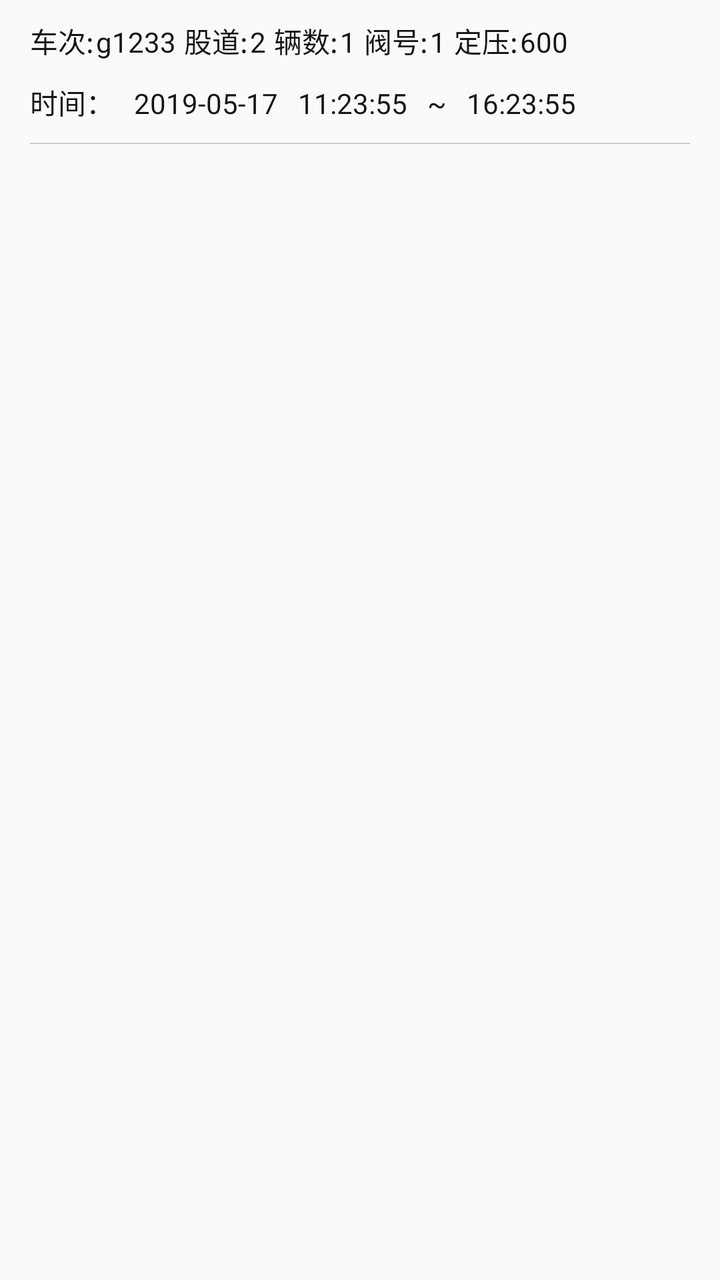
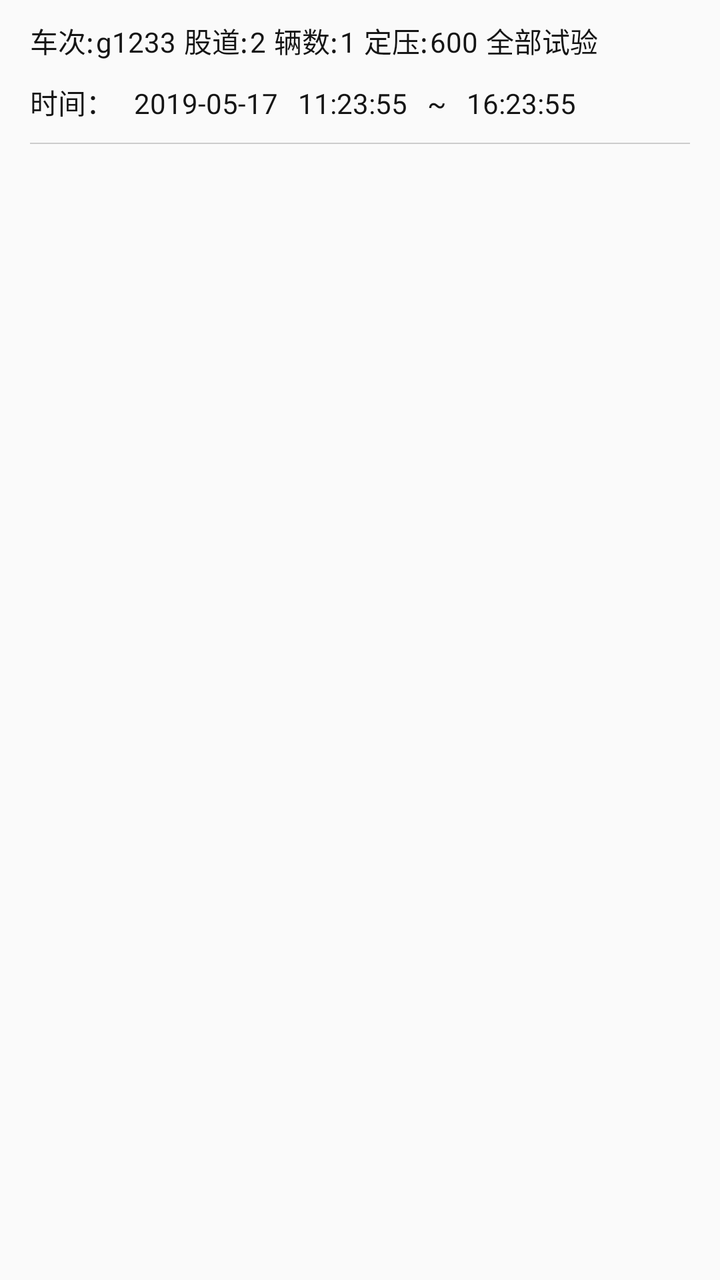

Compare the two renders of this Android layout. The source of the first and the diff that turns it into the second are given below.
<!-- AndroidManifest.xml: application theme Theme.AppCompat.Light.NoActionBar -->
<!-- res/layout/item_search.xml -->
<?xml version="1.0" encoding="utf-8"?>
<LinearLayout
    xmlns:android="http://schemas.android.com/apk/res/android"
    android:layout_width="match_parent"
    android:orientation="vertical"
    android:layout_height="match_parent"
    android:paddingLeft="@dimen/space_15"
    android:paddingRight="@dimen/space_15">
    <LinearLayout
        android:layout_width="match_parent"
        android:layout_height="wrap_content"
        android:orientation="horizontal"
        android:layout_marginTop="@dimen/space_10"
        android:layout_marginBottom="@dimen/space_5">
        <TextView
            android:layout_width="wrap_content"
            android:layout_height="wrap_content"
            android:text="车次:"
            android:textColor="@color/color_black"
            android:textSize="@dimen/text_size_14"
            android:layout_marginRight="@dimen/space_1" />
        <TextView
            android:id="@+id/tv_trainNo"
            android:layout_width="wrap_content"
            android:layout_height="wrap_content"
            android:text="g1233"
            android:textColor="@color/color_black"
            android:textSize="@dimen/text_size_14"
            android:layout_marginRight="@dimen/space_4"/>
        <TextView
            android:layout_width="wrap_content"
            android:layout_height="wrap_content"
            android:text="股道:"
            android:textColor="@color/color_black"
            android:textSize="@dimen/text_size_14"
            android:layout_marginRight="@dimen/space_1" />
        <TextView
            android:id="@+id/tv_track"
            android:layout_width="wrap_content"
            android:layout_height="wrap_content"
            android:text="2"
            android:textColor="@color/color_black"
            android:textSize="@dimen/text_size_14"
            android:layout_marginRight="@dimen/space_4" />
        <TextView
            android:layout_width="wrap_content"
            android:layout_height="wrap_content"
            android:text="辆数:"
            android:textColor="@color/color_black"
            android:textSize="@dimen/text_size_14"
            android:layout_marginRight="@dimen/space_1" />
        <TextView
            android:id="@+id/tv_trainCount"
            android:layout_width="wrap_content"
            android:layout_height="wrap_content"
            android:text="1"
            android:textColor="@color/color_black"
            android:textSize="@dimen/text_size_14"
            android:layout_marginRight="@dimen/space_4" />
        <TextView
            android:layout_width="wrap_content"
            android:layout_height="wrap_content"
            android:text="阀号:"
            android:textColor="@color/color_black"
            android:textSize="@dimen/text_size_14"
            android:layout_marginRight="@dimen/space_1" />
        <TextView
            android:id="@+id/tv_valveNo"
            android:layout_width="wrap_content"
            android:layout_height="wrap_content"
            android:text="1"
            android:textColor="@color/color_black"
            android:textSize="@dimen/text_size_14"
            android:layout_marginRight="@dimen/space_4" />
        <TextView
            android:layout_width="wrap_content"
            android:layout_height="wrap_content"
            android:text="定压:"
            android:textColor="@color/color_black"
            android:textSize="@dimen/text_size_14"
            android:layout_marginRight="@dimen/space_1" />
        <TextView
            android:id="@+id/tv_specifiedPressure"
            android:layout_width="wrap_content"
            android:layout_height="wrap_content"
            android:text="600"
            android:textColor="@color/color_black"
            android:textSize="@dimen/text_size_14"
            android:layout_marginRight="@dimen/space_4" />
    </LinearLayout>
    <LinearLayout
        android:layout_width="match_parent"
        android:layout_height="wrap_content"
        android:orientation="horizontal"
        android:layout_marginTop="@dimen/space_5"
        android:layout_marginBottom="@dimen/space_5">
        <TextView
            android:layout_width="wrap_content"
            android:layout_height="wrap_content"
            android:text="时间："
            android:textColor="@color/color_black"
            android:textSize="@dimen/text_size_14"
            android:layout_marginRight="@dimen/space_10" />
        <TextView
            android:id="@+id/tv_testDate"
            android:layout_width="wrap_content"
            android:layout_height="wrap_content"
            android:text="2019-05-17"
            android:textColor="@color/color_black"
            android:textSize="@dimen/text_size_14"
            android:layout_marginRight="@dimen/space_10" />
        <TextView
            android:id="@+id/tv_testStartTime"
            android:layout_width="wrap_content"
            android:layout_height="wrap_content"
            android:text="11:23:55"
            android:textColor="@color/color_black"
            android:textSize="@dimen/text_size_14"
            android:layout_marginRight="@dimen/space_10" />
        <TextView
            android:layout_width="wrap_content"
            android:layout_height="wrap_content"
            android:text="~"
            android:textColor="@color/color_black"
            android:textSize="@dimen/text_size_14"
            android:layout_marginRight="@dimen/space_10" />
        <TextView
            android:id="@+id/tv_testEndTime"
            android:layout_width="wrap_content"
            android:layout_height="wrap_content"
            android:text="16:23:55"
            android:textColor="@color/color_black"
            android:textSize="@dimen/text_size_14"
            android:layout_marginRight="@dimen/space_10" />
    </LinearLayout>
    <View
        android:layout_width="match_parent"
        android:layout_height="0.5dp"
        android:background="@color/color_gray_c"
        android:layout_marginBottom="@dimen/space_1"
        android:layout_marginTop="@dimen/space_5"/>
</LinearLayout>
<!-- resources referenced by this layout -->
<resources>
  <color name="color_black">#151515</color>
  <color name="color_gray_c">#CCCCCC</color>
  <dimen name="space_1">1dp</dimen>
  <dimen name="space_10">10dp</dimen>
  <dimen name="space_15">15dp</dimen>
  <dimen name="space_4">4dp</dimen>
  <dimen name="space_5">5dp</dimen>
  <dimen name="text_size_14">14sp</dimen>
</resources>

<!-- the commit's change to res/layout/item_search.xml (unified diff, before → after) -->
@@ -60,21 +60,6 @@
         <TextView
             android:layout_width="wrap_content"
             android:layout_height="wrap_content"
-            android:text="阀号:"
-            android:textColor="@color/color_black"
-            android:textSize="@dimen/text_size_14"
-            android:layout_marginRight="@dimen/space_1" />
-        <TextView
-            android:id="@+id/tv_valveNo"
-            android:layout_width="wrap_content"
-            android:layout_height="wrap_content"
-            android:text="1"
-            android:textColor="@color/color_black"
-            android:textSize="@dimen/text_size_14"
-            android:layout_marginRight="@dimen/space_4" />
-        <TextView
-            android:layout_width="wrap_content"
-            android:layout_height="wrap_content"
             android:text="定压:"
             android:textColor="@color/color_black"
             android:textSize="@dimen/text_size_14"
@@ -87,6 +72,14 @@
             android:textColor="@color/color_black"
             android:textSize="@dimen/text_size_14"
             android:layout_marginRight="@dimen/space_4" />
+        <TextView
+            android:id="@+id/tv_testKind"
+            android:layout_width="wrap_content"
+            android:layout_height="wrap_content"
+            android:text="全部试验"
+            android:textColor="@color/color_black"
+            android:textSize="@dimen/text_size_14"
+            android:layout_marginRight="@dimen/space_2" />
     </LinearLayout>
     <LinearLayout
         android:layout_width="match_parent"
<!-- resource entries referenced after the edit -->
@@ -5,6 +5,7 @@
   <dimen name="space_1">1dp</dimen>
   <dimen name="space_10">10dp</dimen>
   <dimen name="space_15">15dp</dimen>
+  <dimen name="space_2">2dp</dimen>
   <dimen name="space_4">4dp</dimen>
   <dimen name="space_5">5dp</dimen>
   <dimen name="text_size_14">14sp</dimen>
